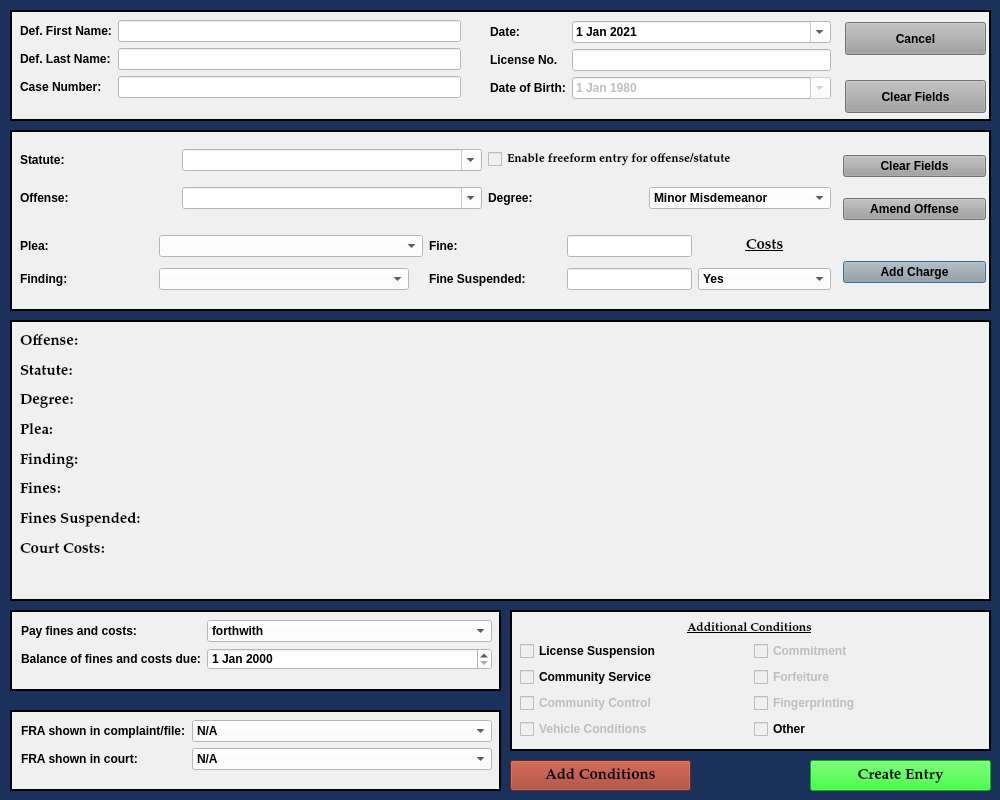
First picture: the form in resources/ui/MinorMisdemeanorDialog.ui, repository HunterProgram22/MuniEntry, before the edit.
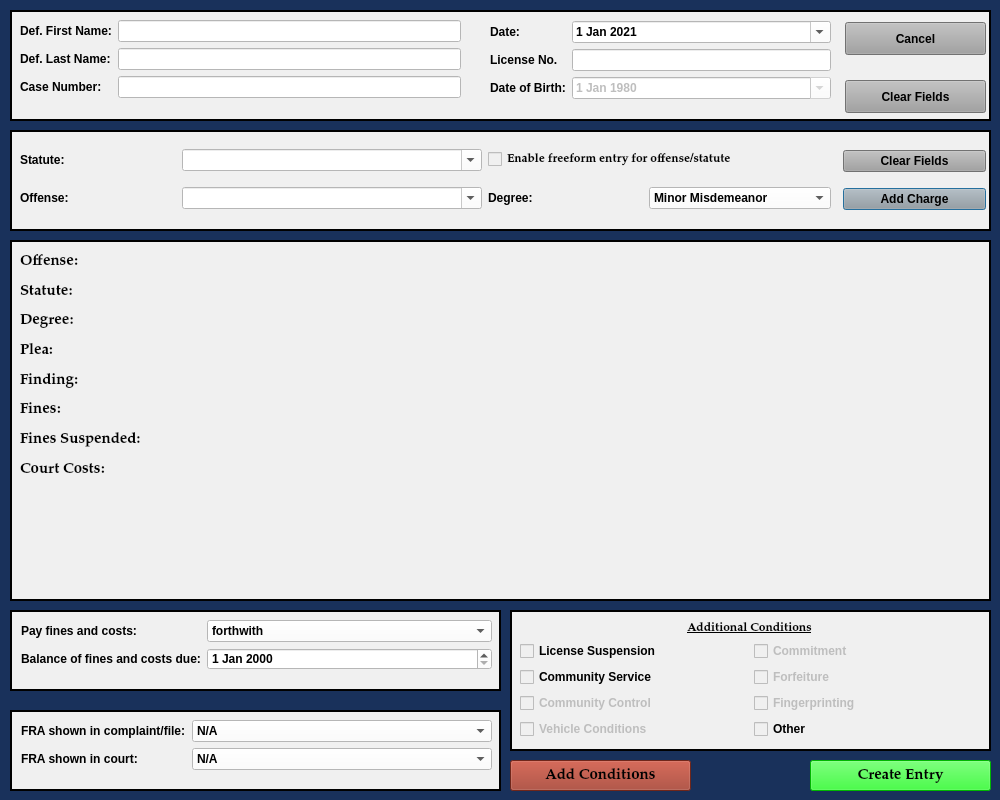
Second picture: the form after the edit.

Commit message: Created custom widgets to use in add/edit charges.

```diff
--- a/resources/ui/MinorMisdemeanorDialog.ui
+++ b/resources/ui/MinorMisdemeanorDialog.ui
@@ -151,7 +151,7 @@
      <x>10</x>
      <y>130</y>
      <width>981</width>
-     <height>181</height>
+     <height>101</height>
     </rect>
    </property>
    <property name="sizePolicy">
@@ -183,33 +183,10 @@
       <x>833</x>
       <y>10</y>
       <width>143</width>
-      <height>161</height>
+      <height>81</height>
      </rect>
     </property>
     <layout class="QGridLayout" name="gridLayout">
-     <item row="4" column="0">
-      <widget class="QPushButton" name="add_charge_Button">
-       <property name="styleSheet">
-        <string notr="true">background-color: rgb(160, 160, 160);</string>
-       </property>
-       <property name="text">
-        <string>Add Charge</string>
-       </property>
-      </widget>
-     </item>
-     <item row="1" column="0">
-      <widget class="QPushButton" name="amend_offense_Button">
-       <property name="focusPolicy">
-        <enum>Qt::NoFocus</enum>
-       </property>
-       <property name="styleSheet">
-        <string notr="true">background-color: rgb(160, 160, 160);</string>
-       </property>
-       <property name="text">
-        <string>Amend Offense</string>
-       </property>
-      </widget>
-     </item>
      <item row="0" column="0">
       <widget class="QPushButton" name="clear_fields_charge_Button">
        <property name="focusPolicy">
@@ -224,229 +201,15 @@
       </widget>
      </item>
      <item row="2" column="0">
-      <spacer name="horizontalSpacer">
-       <property name="orientation">
-        <enum>Qt::Horizontal</enum>
-       </property>
-       <property name="sizeHint" stdset="0">
-        <size>
-         <width>40</width>
-         <height>20</height>
-        </size>
-       </property>
-      </spacer>
-     </item>
-    </layout>
-   </widget>
-   <widget class="QWidget" name="layoutWidget">
-    <property name="geometry">
-     <rect>
-      <x>10</x>
-      <y>100</y>
-      <width>811</width>
-      <height>66</height>
-     </rect>
-    </property>
-    <layout class="QGridLayout" name="gridLayout_6">
-     <item row="0" column="0">
-      <widget class="QLabel" name="label_13">
-       <property name="text">
-        <string>Plea:</string>
-       </property>
-      </widget>
-     </item>
-     <item row="0" column="1">
-      <widget class="QComboBox" name="plea_choice_box">
-       <property name="sizePolicy">
-        <sizepolicy hsizetype="Fixed" vsizetype="Fixed">
-         <horstretch>0</horstretch>
-         <verstretch>0</verstretch>
-        </sizepolicy>
-       </property>
-       <property name="minimumSize">
-        <size>
-         <width>264</width>
-         <height>0</height>
-        </size>
-       </property>
+      <widget class="QPushButton" name="add_charge_Button">
        <property name="styleSheet">
-        <string notr="true">background-color: rgb(255, 255, 255);</string>
+        <string notr="true">background-color: rgb(160, 160, 160);</string>
        </property>
-       <property name="editable">
-        <bool>false</bool>
-       </property>
-       <item>
-        <property name="text">
-         <string/>
-        </property>
-       </item>
-       <item>
-        <property name="text">
-         <string>Guilty</string>
-        </property>
-       </item>
-       <item>
-        <property name="text">
-         <string>No Contest</string>
-        </property>
-       </item>
-       <item>
-        <property name="text">
-         <string>Not Guilty</string>
-        </property>
-       </item>
-       <item>
-        <property name="text">
-         <string>Dismissed</string>
-        </property>
-       </item>
-      </widget>
-     </item>
-     <item row="0" column="2">
-      <widget class="QLabel" name="label_11">
        <property name="text">
-        <string>Fine:</string>
+        <string>Add Charge</string>
        </property>
       </widget>
      </item>
-     <item row="0" column="3">
-      <widget class="QLineEdit" name="fines_amount">
-       <property name="sizePolicy">
-        <sizepolicy hsizetype="Fixed" vsizetype="Fixed">
-         <horstretch>0</horstretch>
-         <verstretch>0</verstretch>
-        </sizepolicy>
-       </property>
-       <property name="styleSheet">
-        <string notr="true">background-color: rgb(255, 255, 255);</string>
-       </property>
-      </widget>
-     </item>
-     <item row="0" column="4">
-      <widget class="QLabel" name="label_8">
-       <property name="font">
-        <font>
-         <family>Palatino Linotype</family>
-         <pointsize>11</pointsize>
-         <weight>75</weight>
-         <italic>false</italic>
-         <bold>true</bold>
-         <underline>true</underline>
-        </font>
-       </property>
-       <property name="text">
-        <string>Costs</string>
-       </property>
-       <property name="alignment">
-        <set>Qt::AlignCenter</set>
-       </property>
-      </widget>
-     </item>
-     <item row="1" column="0">
-      <widget class="QLabel" name="label_12">
-       <property name="text">
-        <string>Finding:</string>
-       </property>
-      </widget>
-     </item>
-     <item row="1" column="1">
-      <widget class="QComboBox" name="finding_choice_box">
-       <property name="sizePolicy">
-        <sizepolicy hsizetype="Fixed" vsizetype="Fixed">
-         <horstretch>0</horstretch>
-         <verstretch>0</verstretch>
-        </sizepolicy>
-       </property>
-       <property name="minimumSize">
-        <size>
-         <width>250</width>
-         <height>0</height>
-        </size>
-       </property>
-       <property name="styleSheet">
-        <string notr="true">background-color: rgb(255, 255, 255);</string>
-       </property>
-       <property name="editable">
-        <bool>false</bool>
-       </property>
-       <item>
-        <property name="text">
-         <string/>
-        </property>
-       </item>
-       <item>
-        <property name="text">
-         <string>Guilty</string>
-        </property>
-       </item>
-       <item>
-        <property name="text">
-         <string>Not Guilty</string>
-        </property>
-       </item>
-       <item>
-        <property name="text">
-         <string>Dismissed</string>
-        </property>
-       </item>
-       <item>
-        <property name="text">
-         <string>Guilty - Allied Offense</string>
-        </property>
-       </item>
-       <item>
-        <property name="text">
-         <string>Not Guilty - Allied Offense</string>
-        </property>
-       </item>
-      </widget>
-     </item>
-     <item row="1" column="2">
-      <widget class="QLabel" name="label_7">
-       <property name="text">
-        <string>Fine Suspended:</string>
-       </property>
-      </widget>
-     </item>
-     <item row="1" column="3">
-      <widget class="QLineEdit" name="fines_suspended">
-       <property name="sizePolicy">
-        <sizepolicy hsizetype="Fixed" vsizetype="Fixed">
-         <horstretch>0</horstretch>
-         <verstretch>0</verstretch>
-        </sizepolicy>
-       </property>
-       <property name="styleSheet">
-        <string notr="true">background-color: rgb(255, 255, 255);</string>
-       </property>
-      </widget>
-     </item>
-     <item row="1" column="4">
-      <widget class="QComboBox" name="court_costs_box">
-       <property name="maximumSize">
-        <size>
-         <width>16770</width>
-         <height>16777215</height>
-        </size>
-       </property>
-       <property name="styleSheet">
-        <string notr="true">background-color: rgb(255, 255, 255);</string>
-       </property>
-       <property name="editable">
-        <bool>false</bool>
-       </property>
-       <item>
-        <property name="text">
-         <string>Yes</string>
-        </property>
-       </item>
-       <item>
-        <property name="text">
-         <string>No</string>
-        </property>
-       </item>
-      </widget>
-     </item>
     </layout>
    </widget>
    <widget class="QWidget" name="layoutWidget">
@@ -590,9 +353,9 @@
    <property name="geometry">
     <rect>
      <x>10</x>
-     <y>320</y>
+     <y>240</y>
      <width>981</width>
-     <height>281</height>
+     <height>361</height>
     </rect>
    </property>
    <property name="font">
```
Left out of the diff: 5 changed lines with no effect on the pictures. The commit also changes 3 other files.
